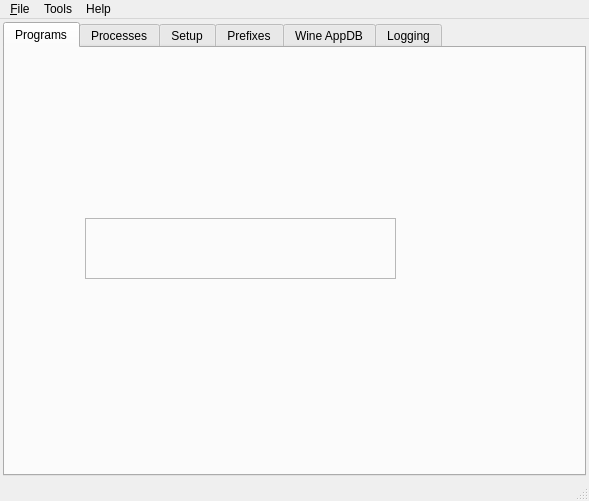
Before: the Qt Designer form src/q4wine-gui/uis/MainWindow.ui in brezerk/q4wine, drawn with Qt 5.
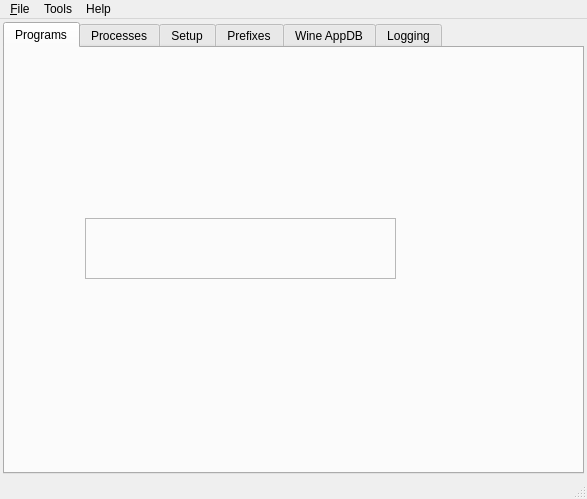
After: the same form once the commit is applied. Icons and pictures are not drawn.

What changed in the file:
```diff
--- a/src/q4wine-gui/uis/MainWindow.ui
+++ b/src/q4wine-gui/uis/MainWindow.ui
@@ -7,8 +7,8 @@
    <rect>
     <x>0</x>
     <y>0</y>
-    <width>589</width>
-    <height>501</height>
+    <width>587</width>
+    <height>499</height>
    </rect>
   </property>
   <property name="windowTitle">
@@ -188,7 +188,7 @@
     <rect>
      <x>0</x>
      <y>0</y>
-     <width>589</width>
+     <width>587</width>
      <height>24</height>
     </rect>
    </property>
```
Left out of the diff: 6 changed lines with no effect on the pictures.
